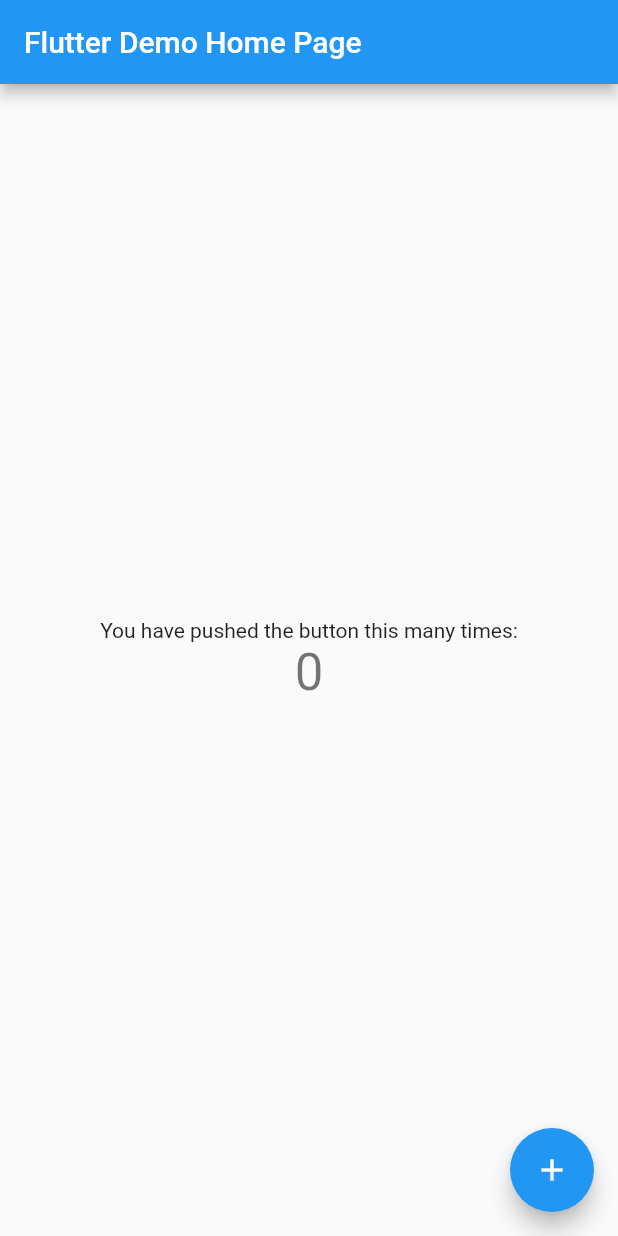
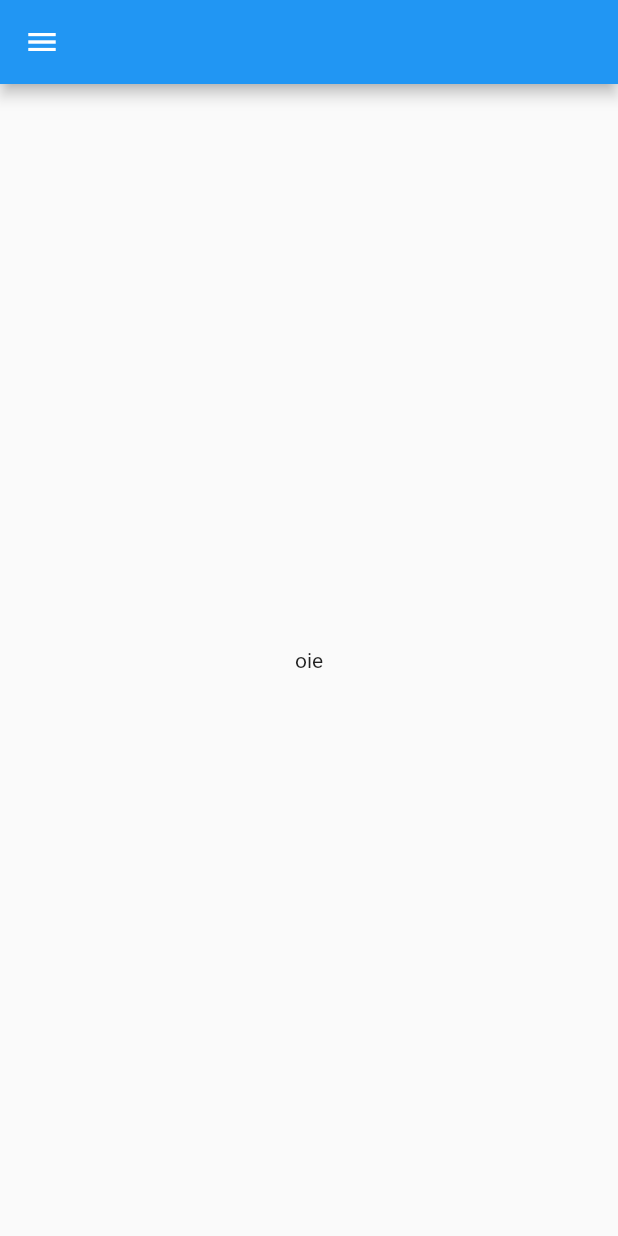
Before and after one commit to Gervaes/PasswordGenerator, a Flutter app: the screen it shows after launch, on a phone screen of 412 x 824 dp. Run offline on Flutter 3.47's test engine with Material 2 defaults, Android fonts, the phone set to English and light mode, and no system bars; our stand-ins replace riverpod.

```diff
--- a/lib/main.dart
+++ b/lib/main.dart
@@ -13,103 +13,34 @@ class MyApp extends StatelessWidget {
     return MaterialApp(
       title: 'Flutter Demo',
       theme: ThemeData(
-        // This is the theme of your application.
-        //
-        // Try running your application with "flutter run". You'll see the
-        // application has a blue toolbar. Then, without quitting the app, try
-        // changing the primarySwatch below to Colors.green and then invoke
-        // "hot reload" (press "r" in the console where you ran "flutter run",
-        // or simply save your changes to "hot reload" in a Flutter IDE).
-        // Notice that the counter didn't reset back to zero; the application
-        // is not restarted.
         primarySwatch: Colors.blue,
       ),
-      home: const MyHomePage(title: 'Flutter Demo Home Page'),
+      home: const MyHomePage(),
     );
   }
 }
 
 class MyHomePage extends StatefulWidget {
-  const MyHomePage({Key? key, required this.title}) : super(key: key);
-
-  // This widget is the home page of your application. It is stateful, meaning
-  // that it has a State object (defined below) that contains fields that affect
-  // how it looks.
-
-  // This class is the configuration for the state. It holds the values (in this
-  // case the title) provided by the parent (in this case the App widget) and
-  // used by the build method of the State. Fields in a Widget subclass are
-  // always marked "final".
-
-  final String title;
+  const MyHomePage({Key? key}) : super(key: key);
 
   @override
   State<MyHomePage> createState() => _MyHomePageState();
 }
 
 class _MyHomePageState extends State<MyHomePage> {
-  int _counter = 0;
 
-  void _incrementCounter() {
-    setState(() {
-      // This call to setState tells the Flutter framework that something has
-      // changed in this State, which causes it to rerun the build method below
-      // so that the display can reflect the updated values. If we changed
-      // _counter without calling setState(), then the build method would not be
-      // called again, and so nothing would appear to happen.
-      _counter++;
-    });
-  }
+  final GlobalKey<ScaffoldState> _scaffoldKey = GlobalKey<ScaffoldState>();
 
   @override
   Widget build(BuildContext context) {
-    // This method is rerun every time setState is called, for instance as done
-    // by the _incrementCounter method above.
-    //
-    // The Flutter framework has been optimized to make rerunning build methods
-    // fast, so that you can just rebuild anything that needs updating rather
-    // than having to individually change instances of widgets.
     return Scaffold(
-      appBar: AppBar(
-        // Here we take the value from the MyHomePage object that was created by
-        // the App.build method, and use it to set our appbar title.
-        title: Text(widget.title),
+      key: _scaffoldKey,
+      appBar: AppBar(),
+      body: Center(
+        child: Text("oie"),
       ),
-      body: Center(
-        // Center is a layout widget. It takes a single child and positions it
-        // in the middle of the parent.
-        child: Column(
-          // Column is also a layout widget. It takes a list of children and
-          // arranges them vertically. By default, it sizes itself to fit its
-          // children horizontally, and tries to be as tall as its parent.
-          //
-          // Invoke "debug painting" (press "p" in the console, choose the
-          // "Toggle Debug Paint" action from the Flutter Inspector in Android
-          // Studio, or the "Toggle Debug Paint" command in Visual Studio Code)
-          // to see the wireframe for each widget.
-          //
-          // Column has various properties to control how it sizes itself and
-          // how it positions its children. Here we use mainAxisAlignment to
-          // center the children vertically; the main axis here is the vertical
-          // axis because Columns are vertical (the cross axis would be
-          // horizontal).
-          mainAxisAlignment: MainAxisAlignment.center,
-          children: <Widget>[
-            const Text(
-              'You have pushed the button this many times:',
-            ),
-            Text(
-              '$_counter',
-              style: Theme.of(context).textTheme.headline4,
-            ),
-          ],
-        ),
+      drawer: Drawer(
       ),
-      floatingActionButton: FloatingActionButton(
-        onPressed: _incrementCounter,
-        tooltip: 'Increment',
-        child: const Icon(Icons.add),
-      ), // This trailing comma makes auto-formatting nicer for build methods.
     );
   }
 }
--- a/pubspec.yaml
+++ b/pubspec.yaml
@@ -29,6 +29,8 @@ environment:
 dependencies:
   flutter:
     sdk: flutter
+
+  riverpod: ^1.0.0
 
 
   # The following adds the Cupertino Icons font to your application.
```
Also changed, not shown: lib/providers/config_provider.dart (added, +14 -0 lines), lib/providers/password_provider.dart (added, +13 -0 lines), pubspec.lock.
